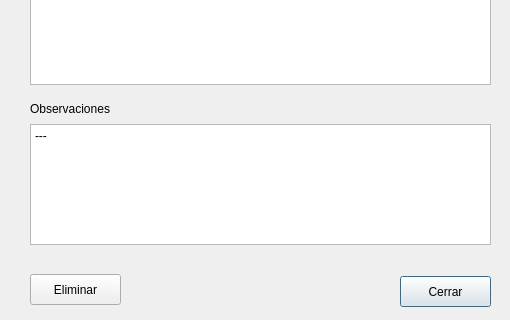
This is UiDialogJuego.ui in arlumno/DI-BibliotecaJuegos as Qt 5 draws it before an edit; both pictures show x 0 to 510 and y 236 to 556 of the 510 by 556 pixel window. The edited form follows.
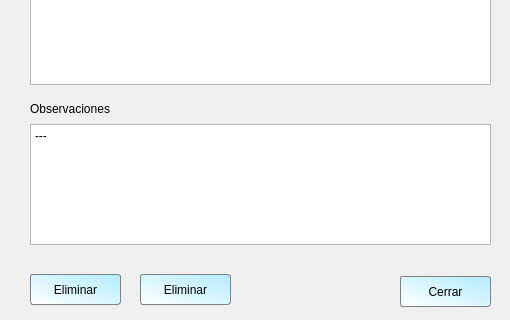
This is the edited form. Icons and pictures are not drawn.

Patch:
```diff
--- a/UiDialogJuego.ui
+++ b/UiDialogJuego.ui
@@ -13,6 +13,20 @@
   <property name="windowTitle">
    <string>Dialog</string>
   </property>
+  <property name="styleSheet">
+   <string notr="true">QPushButton{
+	background-color: qlineargradient(spread:pad, x1:1, y1:0, x2:0, y2:1, stop:0 rgba(178, 236, 255, 255), stop:1 rgba(255, 255, 255, 255));
+    border-radius: 3px;
+	border: 1px solid gray;
+
+}
+QComboBox{
+	border: 1px solid gray;
+    border-radius: 3px;
+    min-width: 6em;
+}
+</string>
+  </property>
   <widget class="QLabel" name="label_17">
    <property name="geometry">
     <rect>
@@ -466,6 +480,29 @@
     </size>
    </property>
   </widget>
+  <widget class="QPushButton" name="bEditar">
+   <property name="geometry">
+    <rect>
+     <x>140</x>
+     <y>510</y>
+     <width>91</width>
+     <height>31</height>
+    </rect>
+   </property>
+   <property name="text">
+    <string>Eliminar</string>
+   </property>
+   <property name="icon">
+    <iconset resource="iconos.qrc">
+     <normaloff>:/icons/recursos/editar.png</normaloff>:/icons/recursos/editar.png</iconset>
+   </property>
+   <property name="iconSize">
+    <size>
+     <width>20</width>
+     <height>20</height>
+    </size>
+   </property>
+  </widget>
  </widget>
  <resources>
   <include location="iconos.qrc"/>
```
